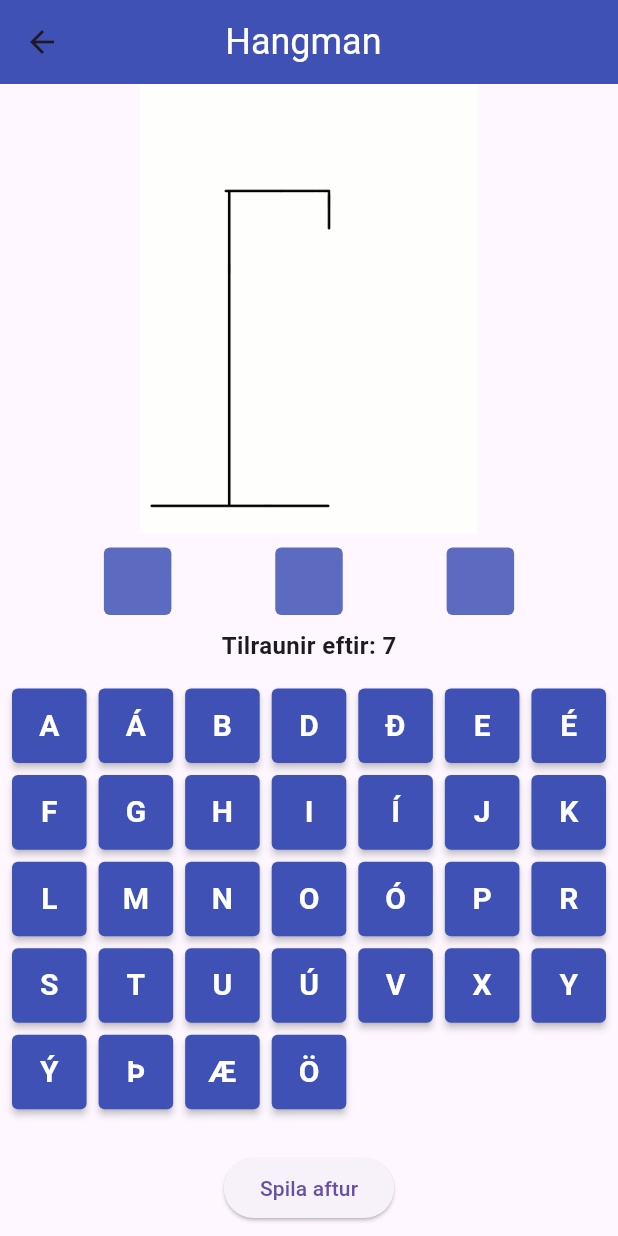
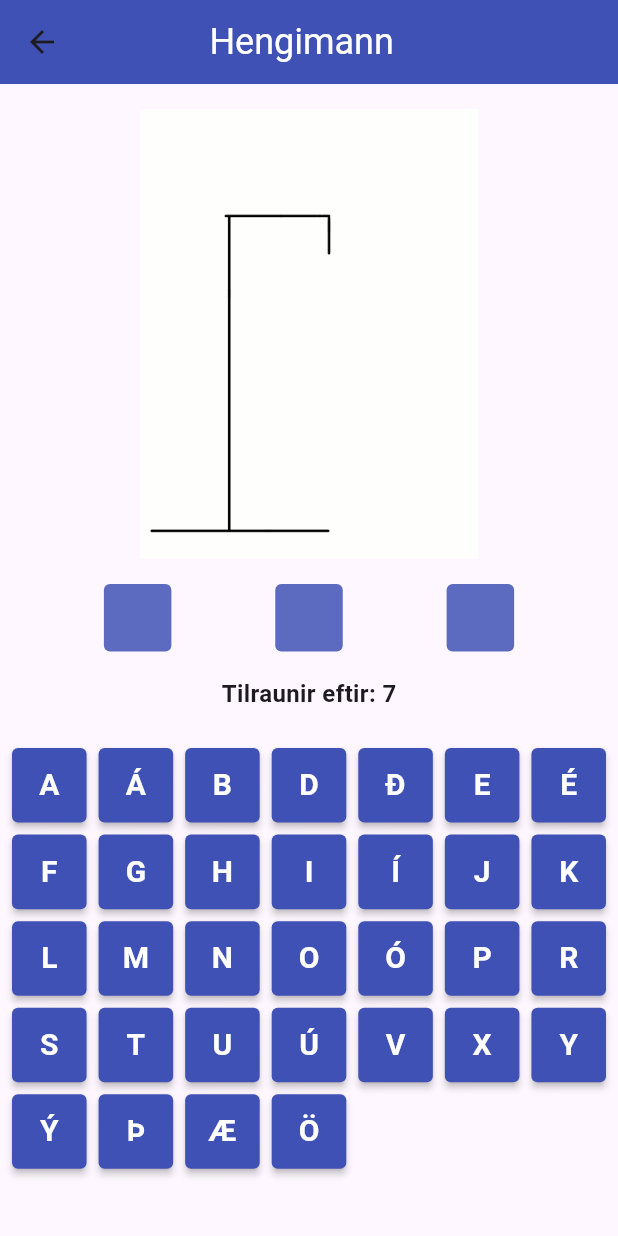
Before and after one commit to OSE-ICE/hangman_ose, a Flutter app: the SecondRoute screen opened directly, on a phone screen of 412 x 824 dp. Run offline on Flutter 3.47's test engine with Material 3 defaults, Android fonts, the phone set to English and light mode, and no system bars.

Commit message:
cosmetic lagfæring og spila aftur hverfur

```diff
--- a/lib/gameScreen.dart
+++ b/lib/gameScreen.dart
@@ -17,9 +17,9 @@ class _SecondRouteState extends State<SecondRoute> {
       appBar: AppBar(
         backgroundColor: Colors.indigo.shade500,
         title: const Center(
-            widthFactor: 2.5,
+            widthFactor: 2.1,
             child: Text(
-              'Hangman',
+              'Hengimann',
               style: TextStyle(
                 fontSize: 24,
                 color: Colors.white,
@@ -28,7 +28,7 @@ class _SecondRouteState extends State<SecondRoute> {
       ),
       body: Center(
         child: Column(
-          mainAxisAlignment: MainAxisAlignment.spaceBetween,
+          mainAxisAlignment: MainAxisAlignment.spaceEvenly,
           crossAxisAlignment: CrossAxisAlignment.center,
           children: [
             Center(
@@ -118,7 +118,9 @@ class _SecondRouteState extends State<SecondRoute> {
                 }).toList(),
               ),
             ),
-            Padding(
+            Visibility(
+              visible: Game.tries >= 7,
+              child: Padding(
                 padding: const EdgeInsets.all(8.0),
                 child: ElevatedButton(
                   onPressed: () {
@@ -135,6 +137,7 @@ class _SecondRouteState extends State<SecondRoute> {
                   ),
                 ),
               ),
+            ),
           ],
         ),
       ),
--- a/lib/main.dart
+++ b/lib/main.dart
@@ -20,7 +20,7 @@ class FirstRoute extends StatelessWidget {
         backgroundColor: Colors.indigo.shade500,
         title: const Center(
           child: Text(
-            'Hangman',
+            'Hengimann',
             style: TextStyle(
               fontSize: 24,
               color: Colors.white,
```
Also changed, not shown: lib/words_alphabet.dart (+8 -0 lines). Lines whose indentation alone changed are shown as unchanged.
